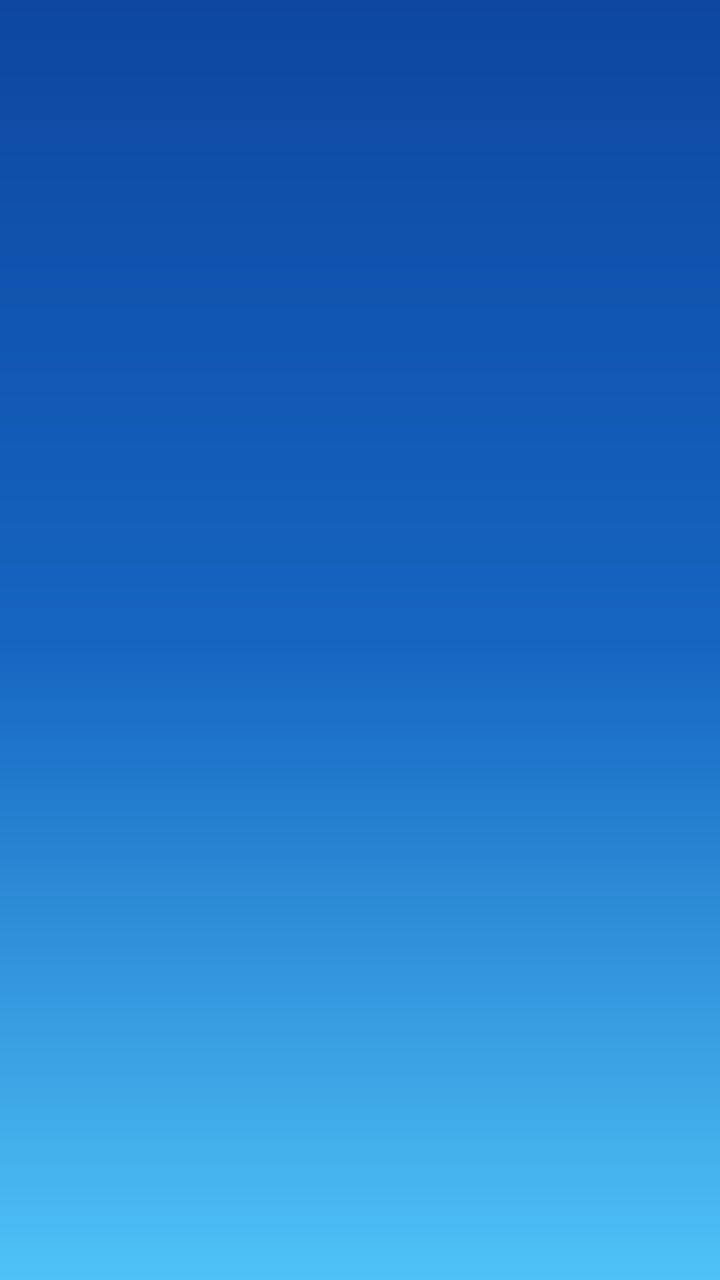
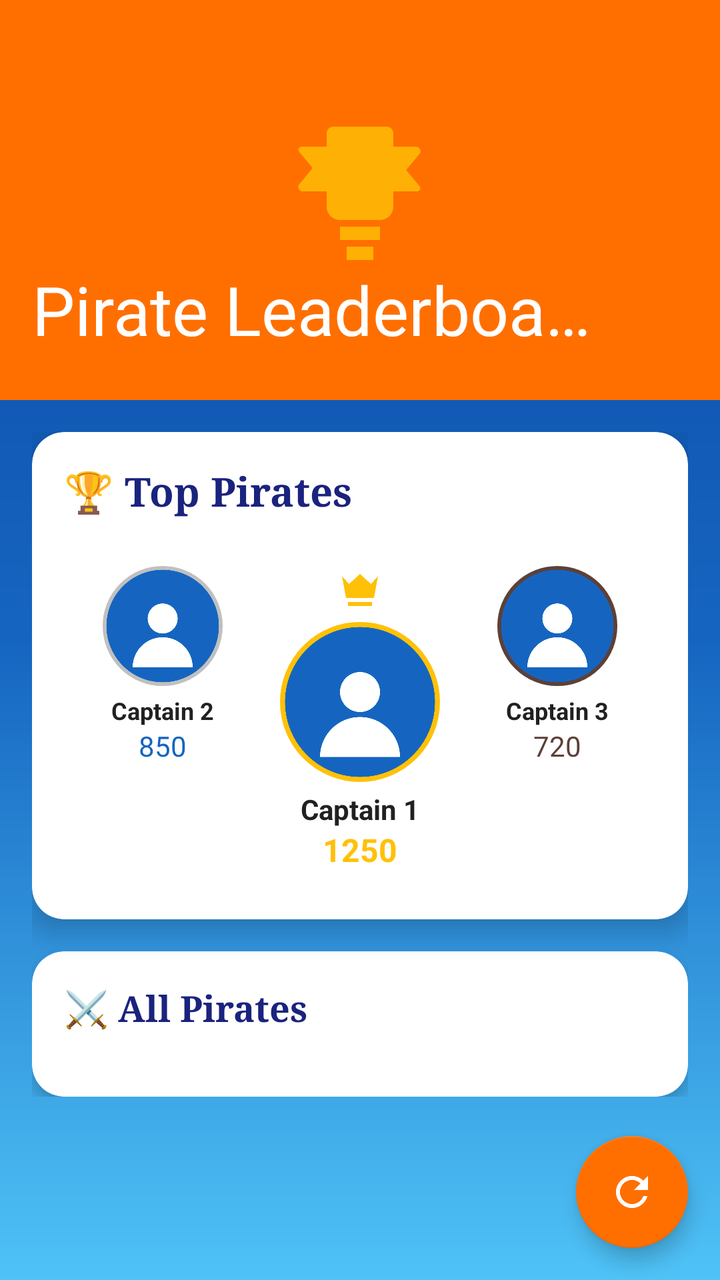

Compare the two renders of this Android layout. The source of the first and the diff that turns it into the second are given below.
<!-- AndroidManifest.xml: application theme Theme.THA -->
<!-- res/layout/activity_leaderboard.xml -->
<?xml version="1.0" encoding="utf-8"?>
<androidx.constraintlayout.widget.ConstraintLayout xmlns:android="http://schemas.android.com/apk/res/android"
    xmlns:app="http://schemas.android.com/apk/res-auto"
    android:layout_width="match_parent"
    android:layout_height="match_parent">

    <androidx.recyclerview.widget.RecyclerView
        android:id="@+id/leaderboardRecyclerView"
        android:layout_width="0dp"
        android:layout_height="0dp"
        app:layout_constraintTop_toTopOf="parent"
        app:layout_constraintBottom_toBottomOf="parent"
        app:layout_constraintStart_toStartOf="parent"
        app:layout_constraintEnd_toEndOf="parent"/>

</androidx.constraintlayout.widget.ConstraintLayout>
<!-- resources referenced by this layout -->
<resources>
  <!-- unchanged entries left out for length: 10 -->
</resources>

<!-- the commit's change to res/layout/activity_leaderboard.xml (unified diff, before → after) -->
@@ -1,16 +1,402 @@
 <?xml version="1.0" encoding="utf-8"?>
-<androidx.constraintlayout.widget.ConstraintLayout xmlns:android="http://schemas.android.com/apk/res/android"
+<androidx.coordinatorlayout.widget.CoordinatorLayout xmlns:android="http://schemas.android.com/apk/res/android"
+    xmlns:app="http://schemas.android.com/apk/res-auto"
+    xmlns:tools="http://schemas.android.com/tools"
+    android:layout_width="match_parent"
+    android:layout_height="match_parent"
+    android:background="@drawable/pirate_leaderboard_background"
+    tools:context=".LeaderboardActivity">
+
+    
+    <com.google.android.material.appbar.AppBarLayout
+        android:id="@+id/app_bar_layout"
+        android:layout_width="match_parent"
+        android:layout_height="wrap_content"
+        android:theme="@style/ThemeOverlay.AppCompat.Dark.ActionBar">
+        
+        <com.google.android.material.appbar.CollapsingToolbarLayout
+            android:layout_width="match_parent"
+            android:layout_height="200dp"
+            app:layout_scrollFlags="scroll|exitUntilCollapsed"
+            app:contentScrim="@color/op_navy"
+            app:expandedTitleMarginStart="16dp"
+            app:expandedTitleMarginEnd="64dp"
+            app:title="Pirate Leaderboard">
+            
+            
+            <ImageView
+                android:layout_width="match_parent"
+                android:layout_height="match_parent"
+                android:scaleType="centerCrop"
+                android:src="@drawable/leaderboard_header_bg"
+                app:layout_collapseMode="parallax" />
+            
+            
+            <ImageView
+                android:layout_width="80dp"
+                android:layout_height="80dp"
+                android:layout_gravity="center"
+                android:src="@drawable/ic_trophy_gold"
+                android:alpha="0.8"
+                app:layout_collapseMode="parallax" />
+            
+            <androidx.appcompat.widget.Toolbar
+                android:id="@+id/toolbar"
+                android:layout_width="match_parent"
+                android:layout_height="?attr/actionBarSize"
+                app:layout_collapseMode="pin" />
+        </com.google.android.material.appbar.CollapsingToolbarLayout>
+    </com.google.android.material.appbar.AppBarLayout>
+    
+    
+    <androidx.core.widget.NestedScrollView
+        android:layout_width="match_parent"
+        android:layout_height="match_parent"
+        app:layout_behavior="@string/appbar_scrolling_view_behavior">
+        
+        <LinearLayout
+            android:layout_width="match_parent"
+            android:layout_height="wrap_content"
+            android:orientation="vertical"
+            android:padding="16dp">
+            
+            
+            <androidx.cardview.widget.CardView
+                android:id="@+id/top_pirates_card"
+                android:layout_width="match_parent"
+                android:layout_height="wrap_content"
+                android:layout_marginBottom="16dp"
+                app:cardCornerRadius="16dp"
+                app:cardElevation="8dp"
+                app:cardBackgroundColor="@color/op_card_bg">
+                
+                <LinearLayout
+                    android:layout_width="match_parent"
+                    android:layout_height="wrap_content"
+                    android:orientation="vertical"
+                    android:padding="16dp">
+                    
+                    <TextView
+                        android:layout_width="wrap_content"
+                        android:layout_height="wrap_content"
+                        android:text="🏆 Top Pirates"
+                        android:textSize="20sp"
+                        android:textStyle="bold"
+                        android:textColor="@color/op_navy"
+                        android:layout_marginBottom="16dp"
+                        android:fontFamily="serif" />
+                    
+                    
+                    <LinearLayout
+                        android:layout_width="match_parent"
+                        android:layout_height="wrap_content"
+                        android:orientation="horizontal"
+                        android:weightSum="3">
+                        
+                        
+                        <LinearLayout
+                            android:id="@+id/second_place_layout"
+                            android:layout_width="0dp"
+                            android:layout_height="wrap_content"
+                            android:layout_weight="1"
+                            android:orientation="vertical"
+                            android:gravity="center"
+                            android:padding="8dp">
+                            
+                            <ImageView
+                                android:id="@+id/second_place_avatar"
+                                android:layout_width="60dp"
+                                android:layout_height="60dp"
+                                android:src="@drawable/default_avatar"
+                                android:background="@drawable/circle_silver_border" />
+                            
+                            <TextView
+                                android:id="@+id/second_place_name"
+                                android:layout_width="wrap_content"
+                                android:layout_height="wrap_content"
+                                android:text="Captain 2"
+                                android:textSize="12sp"
+                                android:textStyle="bold"
+                                android:textColor="@color/op_text_primary"
+                                android:layout_marginTop="4dp" />
+                            
+                            <TextView
+                                android:id="@+id/second_place_score"
+                                android:layout_width="wrap_content"
+                                android:layout_height="wrap_content"
+                                android:text="850"
+                                android:textSize="14sp"
+                                android:textColor="@color/op_ocean_blue" />
+                        </LinearLayout>
+                        
+                        
+                        <LinearLayout
+                            android:id="@+id/first_place_layout"
+                            android:layout_width="0dp"
+                            android:layout_height="wrap_content"
+                            android:layout_weight="1"
+                            android:orientation="vertical"
+                            android:gravity="center"
+                            android:padding="8dp">
+                            
+                            <ImageView
+                                android:layout_width="24dp"
+                                android:layout_height="24dp"
+                                android:src="@drawable/ic_crown"
+                                android:layout_marginBottom="4dp" />
+                            
+                            <ImageView
+                                android:id="@+id/first_place_avatar"
+                                android:layout_width="80dp"
+                                android:layout_height="80dp"
+                                android:src="@drawable/default_avatar"
+                                android:background="@drawable/circle_gold_border" />
+                            
+                            <TextView
+                                android:id="@+id/first_place_name"
+                                android:layout_width="wrap_content"
+                                android:layout_height="wrap_content"
+                                android:text="Captain 1"
+                                android:textSize="14sp"
+                                android:textStyle="bold"
+                                android:textColor="@color/op_text_primary"
+                                android:layout_marginTop="4dp" />
+                            
+                            <TextView
+                                android:id="@+id/first_place_score"
+                                android:layout_width="wrap_content"
+                                android:layout_height="wrap_content"
+                                android:text="1250"
+                                android:textSize="16sp"
+                                android:textStyle="bold"
+                                android:textColor="@color/op_gold" />
+                        </LinearLayout>
+                        
+                        
+                        <LinearLayout
+                            android:id="@+id/third_place_layout"
+                            android:layout_width="0dp"
+                            android:layout_height="wrap_content"
+                            android:layout_weight="1"
+                            android:orientation="vertical"
+                            android:gravity="center"
+                            android:padding="8dp">
+                            
+                            <ImageView
+                                android:id="@+id/third_place_avatar"
+                                android:layout_width="60dp"
+                                android:layout_height="60dp"
+                                android:src="@drawable/default_avatar"
+                                android:background="@drawable/circle_bronze_border" />
+                            
+                            <TextView
+                                android:id="@+id/third_place_name"
+                                android:layout_width="wrap_content"
+                                android:layout_height="wrap_content"
+                                android:text="Captain 3"
+                                android:textSize="12sp"
+                                android:textStyle="bold"
+                                android:textColor="@color/op_text_primary"
+                                android:layout_marginTop="4dp" />
+                            
+                            <TextView
+                                android:id="@+id/third_place_score"
+                                android:layout_width="wrap_content"
+                                android:layout_height="wrap_content"
+                                android:text="720"
+                                android:textSize="14sp"
+                                android:textColor="@color/pirate_brown" />
+                        </LinearLayout>
+                    </LinearLayout>
+                </LinearLayout>
+            </androidx.cardview.widget.CardView>
+            
+            
+            <androidx.cardview.widget.CardView
+                android:layout_width="match_parent"
+                android:layout_height="wrap_content"
+                app:cardCornerRadius="16dp"
+                app:cardElevation="4dp"
+                app:cardBackgroundColor="@color/op_card_bg">
+                
+                <LinearLayout
+                    android:layout_width="match_parent"
+                    android:layout_height="wrap_content"
+                    android:orientation="vertical">
+                    
+                    <TextView
+                        android:layout_width="wrap_content"
+                        android:layout_height="wrap_content"
+                        android:text="⚔️ All Pirates"
+                        android:textSize="18sp"
+                        android:textStyle="bold"
+                        android:textColor="@color/op_navy"
+                        android:padding="16dp"
+                        android:fontFamily="serif" />
+                    
+                    <androidx.recyclerview.widget.RecyclerView
+                        android:id="@+id/leaderboardRecyclerView"
+                        android:layout_width="match_parent"
+                        android:layout_height="wrap_content"
+                        android:nestedScrollingEnabled="false"
+                        android:paddingBottom="16dp"
+                        tools:listitem="@layout/item_leaderboard_enhanced" />
+                </LinearLayout>
+            </androidx.cardview.widget.CardView>
+        </LinearLayout>
+    </androidx.core.widget.NestedScrollView>
+    
+    
+    <com.google.android.material.floatingactionbutton.FloatingActionButton
+        android:id="@+id/fab_refresh"
+        android:layout_width="wrap_content"
+        android:layout_height="wrap_content"
+        android:layout_margin="16dp"
+        android:layout_gravity="bottom|end"
+        android:src="@drawable/ic_refresh"
+        app:backgroundTint="@color/op_sunny_orange"
+        app:tint="@color/white" />
+
+</androidx.coordinatorlayout.widget.CoordinatorLayout>
+<!-- res/layout/item_leaderboard_enhanced.xml (included above) -->
+<?xml version="1.0" encoding="utf-8"?>
+<androidx.cardview.widget.CardView xmlns:android="http://schemas.android.com/apk/res/android"
     xmlns:app="http://schemas.android.com/apk/res-auto"
     android:layout_width="match_parent"
-    android:layout_height="match_parent">
-
-    <androidx.recyclerview.widget.RecyclerView
-        android:id="@+id/leaderboardRecyclerView"
-        android:layout_width="0dp"
-        android:layout_height="0dp"
-        app:layout_constraintTop_toTopOf="parent"
-        app:layout_constraintBottom_toBottomOf="parent"
-        app:layout_constraintStart_toStartOf="parent"
-        app:layout_constraintEnd_toEndOf="parent"/>
-
-</androidx.constraintlayout.widget.ConstraintLayout>
+    android:layout_height="wrap_content"
+    android:layout_marginHorizontal="8dp"
+    android:layout_marginVertical="4dp"
+    app:cardCornerRadius="12dp"
+    app:cardElevation="2dp"
+    android:background="@color/op_card_bg">
+
+    <LinearLayout
+        android:layout_width="match_parent"
+        android:layout_height="wrap_content"
+        android:orientation="horizontal"
+        android:padding="16dp"
+        android:gravity="center_vertical">
+
+        
+        <androidx.cardview.widget.CardView
+            android:id="@+id/rank_badge"
+            android:layout_width="40dp"
+            android:layout_height="40dp"
+            android:layout_marginEnd="12dp"
+            app:cardCornerRadius="20dp"
+            app:cardBackgroundColor="@color/op_ocean_blue"
+            app:cardElevation="4dp">
+            
+            <TextView
+                android:id="@+id/rank_text"
+                android:layout_width="match_parent"
+                android:layout_height="match_parent"
+                android:text="1"
+                android:textSize="16sp"
+                android:textStyle="bold"
+                android:textColor="@color/white"
+                android:gravity="center" />
+        </androidx.cardview.widget.CardView>
+
+        
+        <ImageView
+            android:id="@+id/player_avatar"
+            android:layout_width="56dp"
+            android:layout_height="56dp"
+            android:layout_marginEnd="12dp"
+            android:src="@drawable/default_avatar"
+            android:background="@drawable/circle_avatar_border"
+            android:scaleType="centerCrop" />
+
+        
+        <LinearLayout
+            android:layout_width="0dp"
+            android:layout_height="wrap_content"
+            android:layout_weight="1"
+            android:orientation="vertical">
+
+            <TextView
+                android:id="@+id/player_name"
+                android:layout_width="wrap_content"
+                android:layout_height="wrap_content"
+                android:text="Captain Blackbeard"
+                android:textSize="16sp"
+                android:textStyle="bold"
+                android:textColor="@color/op_text_primary"
+                android:fontFamily="serif" />
+
+            <LinearLayout
+                android:layout_width="wrap_content"
+                android:layout_height="wrap_content"
+                android:orientation="horizontal"
+                android:layout_marginTop="4dp">
+
+                <TextView
+                    android:id="@+id/player_title"
+                    android:layout_width="wrap_content"
+                    android:layout_height="wrap_content"
+                    android:text="Legendary Pirate"
+                    android:textSize="12sp"
+                    android:textColor="@color/op_gold"
+                    android:textStyle="italic"
+                    android:drawableStart="@drawable/ic_star_small"
+                    android:drawablePadding="4dp"
+                    android:gravity="center_vertical" />
+
+                <View
+                    android:layout_width="4dp"
+                    android:layout_height="4dp"
+                    android:layout_marginHorizontal="8dp"
+                    android:layout_gravity="center_vertical"
+                    android:background="@drawable/dot_separator" />
+
+                <TextView
+                    android:id="@+id/treasures_count"
+                    android:layout_width="wrap_content"
+                    android:layout_height="wrap_content"
+                    android:text="42 treasures"
+                    android:textSize="12sp"
+                    android:textColor="@color/op_text_secondary"
+                    android:drawableStart="@drawable/ic_treasure_small"
+                    android:drawablePadding="4dp"
+                    android:gravity="center_vertical" />
+            </LinearLayout>
+        </LinearLayout>
+
+        
+        <LinearLayout
+            android:layout_width="wrap_content"
+            android:layout_height="wrap_content"
+            android:orientation="vertical"
+            android:gravity="center_horizontal">
+
+            <TextView
+                android:id="@+id/player_score"
+                android:layout_width="wrap_content"
+                android:layout_height="wrap_content"
+                android:text="1,250"
+                android:textSize="18sp"
+                android:textStyle="bold"
+                android:textColor="@color/op_sunny_orange"
+                android:fontFamily="monospace" />
+
+            <TextView
+                android:layout_width="wrap_content"
+                android:layout_height="wrap_content"
+                android:text="points"
+                android:textSize="10sp"
+                android:textColor="@color/op_text_secondary" />
+        </LinearLayout>
+
+        
+        <ImageView
+            android:id="@+id/trend_arrow"
+            android:layout_width="24dp"
+            android:layout_height="24dp"
+            android:layout_marginStart="8dp"
+            android:src="@drawable/ic_trending_up"
+            android:tint="@color/op_green"
+            android:visibility="gone" />
+    </LinearLayout>
+
+</androidx.cardview.widget.CardView>
<!-- resource entries referenced after the edit -->
@@ -1,5 +1,165 @@
 <!-- resources referenced by this layout -->
 <resources>
+  <color name="op_card_bg">#FFFFFF</color>
+  <color name="op_gold">#FFC107</color>
+  <color name="op_green">#4CAF50</color>
+  <color name="op_navy">#1A237E</color>
+  <color name="op_text_secondary">#757575</color>
+  <color name="pirate_brown">#5D4037</color>
+  <color name="white">#FFFFFFFF</color>
+  <!-- drawable circle_avatar_border (drawable) -->
+  <?xml version="1.0" encoding="utf-8"?>
+  <shape xmlns:android="http://schemas.android.com/apk/res/android"
+      android:shape="oval">
+      <stroke
+          android:width="2dp"
+          android:color="@color/op_ocean_blue" />
+      <solid android:color="@android:color/transparent" />
+  </shape>
+  <!-- drawable circle_bronze_border (drawable) -->
+  <?xml version="1.0" encoding="utf-8"?>
+  <shape xmlns:android="http://schemas.android.com/apk/res/android"
+      android:shape="oval">
+      <stroke
+          android:width="3dp"
+          android:color="@color/pirate_brown" />
+      <solid android:color="@android:color/transparent" />
+  </shape>
+  <!-- drawable circle_gold_border (drawable) -->
+  <?xml version="1.0" encoding="utf-8"?>
+  <shape xmlns:android="http://schemas.android.com/apk/res/android"
+      android:shape="oval">
+      <stroke
+          android:width="4dp"
+          android:color="@color/op_gold" />
+      <solid android:color="@android:color/transparent" />
+  </shape>
+  <!-- drawable circle_silver_border (drawable) -->
+  <?xml version="1.0" encoding="utf-8"?>
+  <shape xmlns:android="http://schemas.android.com/apk/res/android"
+      android:shape="oval">
+      <stroke
+          android:width="3dp"
+          android:color="#C0C0C0" />
+      <solid android:color="@android:color/transparent" />
+  </shape>
+  <!-- drawable default_avatar (drawable) -->
+  <?xml version="1.0" encoding="utf-8"?>
+  <vector xmlns:android="http://schemas.android.com/apk/res/android"
+      android:width="64dp"
+      android:height="64dp"
+      android:viewportWidth="64"
+      android:viewportHeight="64">
+      <path
+          android:fillColor="@color/op_ocean_blue"
+          android:pathData="M32,32m-30,0a30,30 0,1 1,60 0a30,30 0,1 1,-60 0"/>
+      <path
+          android:fillColor="@color/white"
+          android:pathData="M32,20c-4.42,0 -8,3.58 -8,8c0,4.42 3.58,8 8,8s8,-3.58 8,-8C40,23.58 36.42,20 32,20z"/>
+      <path
+          android:fillColor="@color/white"
+          android:pathData="M32,38c-8.84,0 -16,7.16 -16,16h32C48,45.16 40.84,38 32,38z"/>
+  </vector>
+  <!-- drawable dot_separator (drawable) -->
+  <?xml version="1.0" encoding="utf-8"?>
+  <shape xmlns:android="http://schemas.android.com/apk/res/android"
+      android:shape="oval">
+      <solid android:color="@color/op_text_secondary" />
+  </shape>
+  <!-- drawable ic_crown (drawable) -->
+  <?xml version="1.0" encoding="utf-8"?>
+  <vector xmlns:android="http://schemas.android.com/apk/res/android"
+      android:width="24dp"
+      android:height="24dp"
+      android:viewportWidth="24"
+      android:viewportHeight="24">
+      <path
+          android:fillColor="@color/op_gold"
+          android:pathData="M5,16L3,5L6.5,9L12,4L17.5,9L21,5L19,16H5ZM6,18H18V20H6V18Z"/>
+  </vector>
+  <!-- drawable ic_refresh (drawable) -->
+  <?xml version="1.0" encoding="utf-8"?>
+  <vector xmlns:android="http://schemas.android.com/apk/res/android"
+      android:width="24dp"
+      android:height="24dp"
+      android:viewportWidth="24"
+      android:viewportHeight="24">
+      <path
+          android:fillColor="@color/white"
+          android:pathData="M17.65,6.35C16.2,4.9 14.21,4 12,4C7.58,4 4,7.58 4,12C4,16.42 7.58,20 12,20C15.73,20 18.84,17.45 19.73,14H17.65C16.83,16.33 14.61,18 12,18C8.69,18 6,15.31 6,12C6,8.69 8.69,6 12,6C13.66,6 15.14,6.69 16.22,7.78L13,11H20V4L17.65,6.35Z"/>
+  </vector>
+  <!-- drawable ic_star_small (drawable) -->
+  <?xml version="1.0" encoding="utf-8"?>
+  <vector xmlns:android="http://schemas.android.com/apk/res/android"
+      android:width="12dp"
+      android:height="12dp"
+      android:viewportWidth="24"
+      android:viewportHeight="24">
+      <path
+          android:fillColor="@color/op_gold"
+          android:pathData="M12,17.27L18.18,21L16.54,13.97L22,9.24L14.81,8.63L12,2L9.19,8.63L2,9.24L7.46,13.97L5.82,21L12,17.27Z"/>
+  </vector>
+  <!-- drawable ic_treasure_small (drawable) -->
+  <?xml version="1.0" encoding="utf-8"?>
+  <vector xmlns:android="http://schemas.android.com/apk/res/android"
+      android:width="12dp"
+      android:height="12dp"
+      android:viewportWidth="24"
+      android:viewportHeight="24">
+      <path
+          android:fillColor="@color/op_text_secondary"
+          android:pathData="M4,8h16v8H4z"/>
+      <path
+          android:fillColor="@color/op_gold"
+          android:pathData="M2,6h20v2H2z"/>
+      <path
+          android:fillColor="@color/op_gold"
+          android:pathData="M11,10h2v2h-2z"/>
+  </vector>
+  <!-- drawable ic_trending_up (drawable) -->
+  <?xml version="1.0" encoding="utf-8"?>
+  <vector xmlns:android="http://schemas.android.com/apk/res/android"
+      android:width="24dp"
+      android:height="24dp"
+      android:viewportWidth="24"
+      android:viewportHeight="24">
+      <path
+          android:fillColor="@color/op_green"
+          android:pathData="M16,6L18.29,8.29L13.41,13.17L9.41,9.17L2,16.59L3.41,18L9.41,12L13.41,16L19.71,9.71L22,12V6H16Z"/>
+  </vector>
+  <!-- drawable ic_trophy_gold (drawable) -->
+  <?xml version="1.0" encoding="utf-8"?>
+  <vector xmlns:android="http://schemas.android.com/apk/res/android"
+      android:width="24dp"
+      android:height="24dp"
+      android:viewportWidth="24"
+      android:viewportHeight="24">
+      <path
+          android:fillColor="@color/op_gold"
+          android:pathData="M7,4V2C7,1.45 7.45,1 8,1H16C16.55,1 17,1.45 17,2V4H20.38C20.77,4 21.08,4.32 21.08,4.71C21.08,4.83 21.04,4.94 20.96,5.04L18.92,7.5L20.96,9.96C21.09,10.12 21.09,10.35 20.96,10.51C20.87,10.63 20.72,10.71 20.56,10.71H17V13C17,14.1 16.1,15 15,15H9C7.9,15 7,14.1 7,13V10.71H3.44C3.05,10.71 2.74,10.39 2.74,10C2.74,9.88 2.78,9.77 2.86,9.67L4.9,7.21L2.86,4.75C2.73,4.59 2.73,4.36 2.86,4.2C2.95,4.08 3.1,4 3.26,4H7Z"/>
+      <path
+          android:fillColor="@color/op_gold"
+          android:pathData="M9,16H15V18H9V16Z"/>
+      <path
+          android:fillColor="@color/op_gold"
+          android:pathData="M10,19H14V21H10V19Z"/>
+  </vector>
+  <!-- drawable leaderboard_header_bg (drawable) -->
+  <?xml version="1.0" encoding="utf-8"?>
+  <gradient xmlns:android="http://schemas.android.com/apk/res/android"
+      android:angle="135"
+      android:startColor="@color/op_navy"
+      android:centerColor="@color/op_deep_blue"
+      android:endColor="@color/op_ocean_blue"
+      android:type="linear" />
+  <!-- drawable pirate_leaderboard_background (drawable) -->
+  <?xml version="1.0" encoding="utf-8"?>
+  <gradient xmlns:android="http://schemas.android.com/apk/res/android"
+      android:angle="180"
+      android:startColor="@color/op_navy"
+      android:centerColor="@color/op_deep_blue"
+      android:endColor="@color/op_ocean_blue"
+      android:type="linear" />
   <!-- unchanged entries left out for length: 10 -->
 </resources>
 
